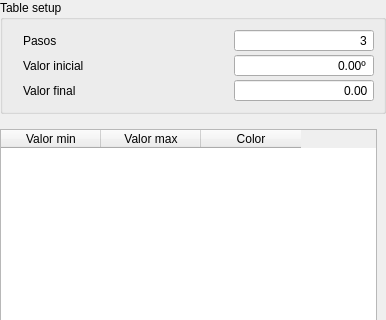
Old version of the form PVPlantTerrainAnalisys.ui in the repository JavierBrana/PVPlant; both pictures show x 0 to 386 and y 0 to 320 of the 386 by 511 pixel window.
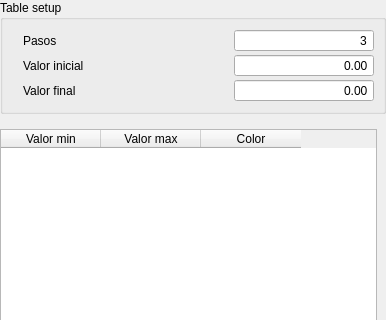
New version of the form.

```diff
--- a/PVPlantTerrainAnalisys.ui
+++ b/PVPlantTerrainAnalisys.ui
@@ -65,8 +65,11 @@
         <property name="buttonSymbols">
          <enum>QAbstractSpinBox::NoButtons</enum>
         </property>
-        <property name="suffix">
-         <string>º</string>
+        <property name="minimum">
+         <double>-999999.000000000000000</double>
+        </property>
+        <property name="maximum">
+         <double>999999.000000000000000</double>
         </property>
        </widget>
       </item>
```
Left out of the diff: 2 changed lines with no effect on the pictures.
